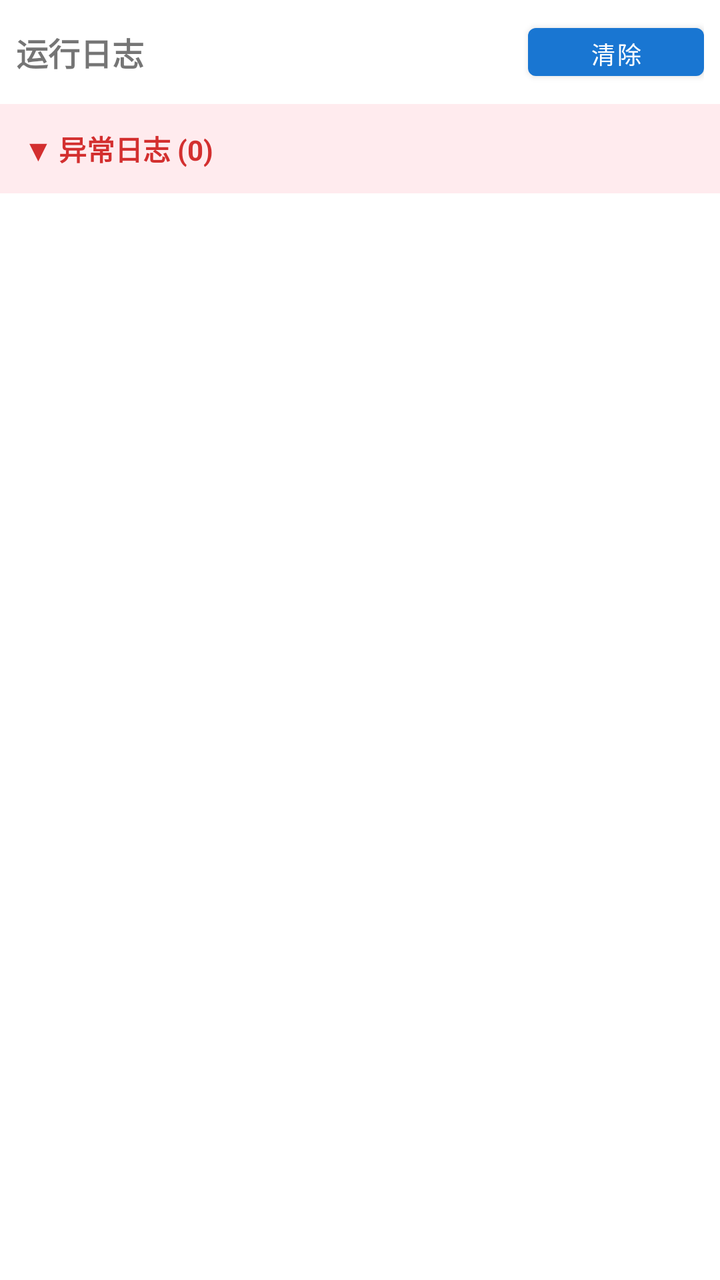
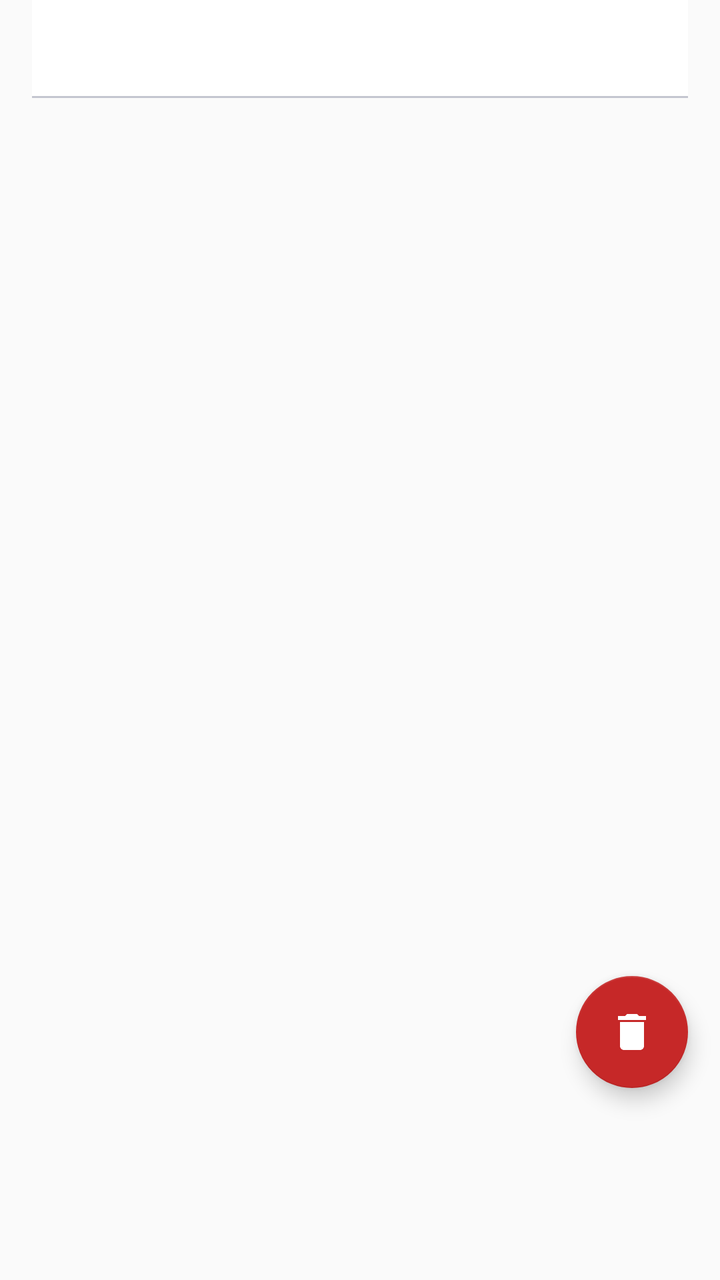

Compare the two renders of this Android layout. The source of the first and the diff that turns it into the second are given below.
<!-- AndroidManifest.xml: another module's application theme Theme.MelosCollector -->
<!-- res/layout/fragment_log.xml -->
<?xml version="1.0" encoding="utf-8"?>
<LinearLayout xmlns:android="http://schemas.android.com/apk/res/android"
    android:layout_width="match_parent"
    android:layout_height="match_parent"
    android:orientation="vertical">

    
    <LinearLayout
        android:layout_width="match_parent"
        android:layout_height="wrap_content"
        android:orientation="horizontal"
        android:padding="8dp"
        android:gravity="center_vertical">

        <TextView
            android:layout_width="0dp"
            android:layout_height="wrap_content"
            android:layout_weight="1"
            android:text="运行日志"
            android:textSize="16sp"
            android:textStyle="bold" />

        <Button
            android:id="@+id/btnClearLog"
            android:layout_width="wrap_content"
            android:layout_height="36dp"
            android:text="清除"
            android:textSize="12sp" />
    </LinearLayout>

    
    <LinearLayout
        android:id="@+id/section_anomaly"
        android:layout_width="match_parent"
        android:layout_height="0dp"
        android:layout_weight="1"
        android:orientation="vertical">

        <TextView
            android:id="@+id/tv_anomaly_header"
            android:layout_width="match_parent"
            android:layout_height="wrap_content"
            android:padding="12dp"
            android:text="▼ 异常日志 (0)"
            android:textSize="14sp"
            android:textStyle="bold"
            android:textColor="#D32F2F"
            android:background="#FFEBEE" />

        <androidx.recyclerview.widget.RecyclerView
            android:id="@+id/rv_anomaly"
            android:layout_width="match_parent"
            android:layout_height="match_parent" />
    </LinearLayout>

    
    <LinearLayout
        android:id="@+id/section_all"
        android:layout_width="match_parent"
        android:layout_height="0dp"
        android:layout_weight="1"
        android:orientation="vertical"
        android:visibility="gone">

        <TextView
            android:id="@+id/tv_all_header"
            android:layout_width="match_parent"
            android:layout_height="wrap_content"
            android:padding="12dp"
            android:text="▶ 全部日志 (0)"
            android:textSize="14sp"
            android:textStyle="bold"
            android:textColor="#1976D2"
            android:background="#E3F2FD" />

        <androidx.recyclerview.widget.RecyclerView
            android:id="@+id/rv_all"
            android:layout_width="match_parent"
            android:layout_height="match_parent" />
    </LinearLayout>

    
    <TextView
        android:id="@+id/tv_anomaly_collapsed"
        android:layout_width="match_parent"
        android:layout_height="wrap_content"
        android:padding="12dp"
        android:text="▼ 异常日志 (0)"
        android:textSize="14sp"
        android:textStyle="bold"
        android:textColor="#D32F2F"
        android:background="#FFEBEE"
        android:visibility="gone" />

</LinearLayout>
<!-- resources referenced by this layout -->
<resources>
  <style name="Theme.MelosCollector" parent="Theme.MaterialComponents.Light.DarkActionBar">
          <item name="colorPrimary">#1976D2</item>
          <item name="colorPrimaryDark">#1565C0</item>
          <item name="colorAccent">#42A5F5</item>
      </style>
</resources>

<!-- the commit's change to res/layout/fragment_log.xml (unified diff, before → after) -->
@@ -1,95 +1,67 @@
 <?xml version="1.0" encoding="utf-8"?>
-<LinearLayout xmlns:android="http://schemas.android.com/apk/res/android"
+<FrameLayout xmlns:android="http://schemas.android.com/apk/res/android"
+    xmlns:app="http://schemas.android.com/apk/res-auto"
     android:layout_width="match_parent"
     android:layout_height="match_parent"
-    android:orientation="vertical">
+    android:background="@color/md_surface">
 
-    
     <LinearLayout
         android:layout_width="match_parent"
-        android:layout_height="wrap_content"
-        android:orientation="horizontal"
-        android:padding="8dp"
-        android:gravity="center_vertical">
-
-        <TextView
-            android:layout_width="0dp"
-            android:layout_height="wrap_content"
-            android:layout_weight="1"
-            android:text="运行日志"
-            android:textSize="16sp"
-            android:textStyle="bold" />
-
-        <Button
-            android:id="@+id/btnClearLog"
-            android:layout_width="wrap_content"
-            android:layout_height="36dp"
-            android:text="清除"
-            android:textSize="12sp" />
-    </LinearLayout>
-
-    
-    <LinearLayout
-        android:id="@+id/section_anomaly"
-        android:layout_width="match_parent"
-        android:layout_height="0dp"
-        android:layout_weight="1"
+        android:layout_height="match_parent"
         android:orientation="vertical">
 
-        <TextView
-            android:id="@+id/tv_anomaly_header"
+        <com.google.android.material.tabs.TabLayout
+            android:id="@+id/tab_layout"
             android:layout_width="match_parent"
             android:layout_height="wrap_content"
-            android:padding="12dp"
-            android:text="▼ 异常日志 (0)"
-            android:textSize="14sp"
-            android:textStyle="bold"
-            android:textColor="#D32F2F"
-            android:background="#FFEBEE" />
+            android:layout_marginHorizontal="16dp"
+            app:tabMode="fixed"
+            app:tabIndicatorColor="@color/md_primary"
+            app:tabSelectedTextColor="@color/md_primary"
+            app:tabTextColor="@color/text_secondary"
+            app:tabIndicatorFullWidth="false"
+            app:tabIndicatorHeight="3dp" />
+
+        <View
+            android:layout_width="match_parent"
+            android:layout_height="1dp"
+            android:background="@color/md_outline_variant"
+            android:layout_marginHorizontal="16dp"
+            android:layout_marginBottom="4dp" />
 
         <androidx.recyclerview.widget.RecyclerView
             android:id="@+id/rv_anomaly"
             android:layout_width="match_parent"
-            android:layout_height="match_parent" />
-    </LinearLayout>
-
-    
-    <LinearLayout
-        android:id="@+id/section_all"
-        android:layout_width="match_parent"
-        android:layout_height="0dp"
-        android:layout_weight="1"
-        android:orientation="vertical"
-        android:visibility="gone">
-
-        <TextView
-            android:id="@+id/tv_all_header"
-            android:layout_width="match_parent"
-            android:layout_height="wrap_content"
-            android:padding="12dp"
-            android:text="▶ 全部日志 (0)"
-            android:textSize="14sp"
-            android:textStyle="bold"
-            android:textColor="#1976D2"
-            android:background="#E3F2FD" />
+            android:layout_height="match_parent"
+            android:clipToPadding="false"
+            android:paddingHorizontal="12dp"
+            android:paddingBottom="8dp" />
 
         <androidx.recyclerview.widget.RecyclerView
             android:id="@+id/rv_all"
             android:layout_width="match_parent"
-            android:layout_height="match_parent" />
+            android:layout_height="match_parent"
+            android:clipToPadding="false"
+            android:paddingHorizontal="12dp"
+            android:paddingBottom="8dp"
+            android:visibility="gone" />
+
     </LinearLayout>
 
-    
-    <TextView
-        android:id="@+id/tv_anomaly_collapsed"
-        android:layout_width="match_parent"
+    <com.google.android.material.floatingactionbutton.FloatingActionButton
+        android:id="@+id/fabClearLog"
+        android:layout_width="wrap_content"
         android:layout_height="wrap_content"
-        android:padding="12dp"
-        android:text="▼ 异常日志 (0)"
-        android:textSize="14sp"
-        android:textStyle="bold"
-        android:textColor="#D32F2F"
-        android:background="#FFEBEE"
-        android:visibility="gone" />
+        android:layout_gravity="bottom|end"
+        android:layout_marginStart="16dp"
+        android:layout_marginTop="16dp"
+        android:layout_marginEnd="16dp"
+        android:layout_marginBottom="96dp"
+        android:src="@drawable/ic_delete"
+        android:contentDescription="清除日志"
+        app:backgroundTint="@color/error"
+        app:tint="@android:color/white"
+        app:fabSize="normal"
+        app:elevation="6dp" />
 
-</LinearLayout>
+</FrameLayout>
<!-- resource entries referenced after the edit -->
@@ -1,5 +1,20 @@
 <!-- resources referenced by this layout -->
 <resources>
+  <color name="error">#FFC62828</color>
+  <color name="md_outline_variant">#FFC4C6D0</color>
+  <color name="md_primary">#FF1565C0</color>
+  <color name="md_surface">#FFFAFAFA</color>
+  <color name="text_secondary">#99000000</color>
+  <!-- drawable ic_delete (drawable) -->
+  <vector xmlns:android="http://schemas.android.com/apk/res/android"
+      android:width="24dp"
+      android:height="24dp"
+      android:viewportWidth="24"
+      android:viewportHeight="24">
+      <path
+          android:fillColor="#FFFFFFFF"
+          android:pathData="M6,19c0,1.1 0.9,2 2,2h8c1.1,0 2,-0.9 2,-2V7H6v12zM19,4h-3.5l-1,-1h-5l-1,1H5v2h14V4z"/>
+  </vector>
   <style name="Theme.MelosCollector" parent="Theme.MaterialComponents.Light.DarkActionBar">
           <item name="colorPrimary">#1976D2</item>
           <item name="colorPrimaryDark">#1565C0</item>
